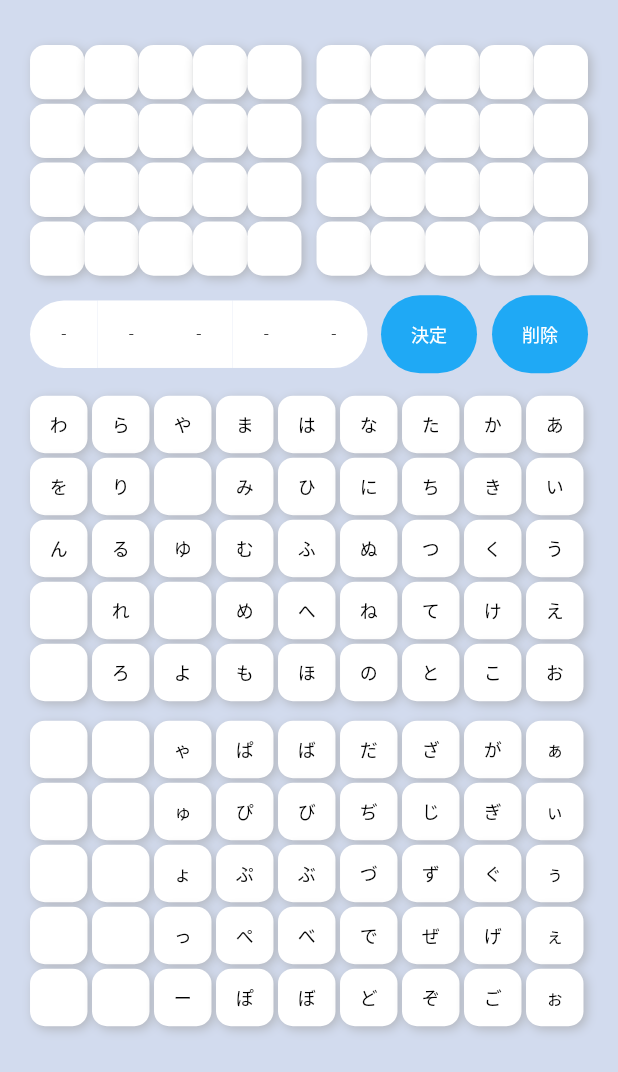
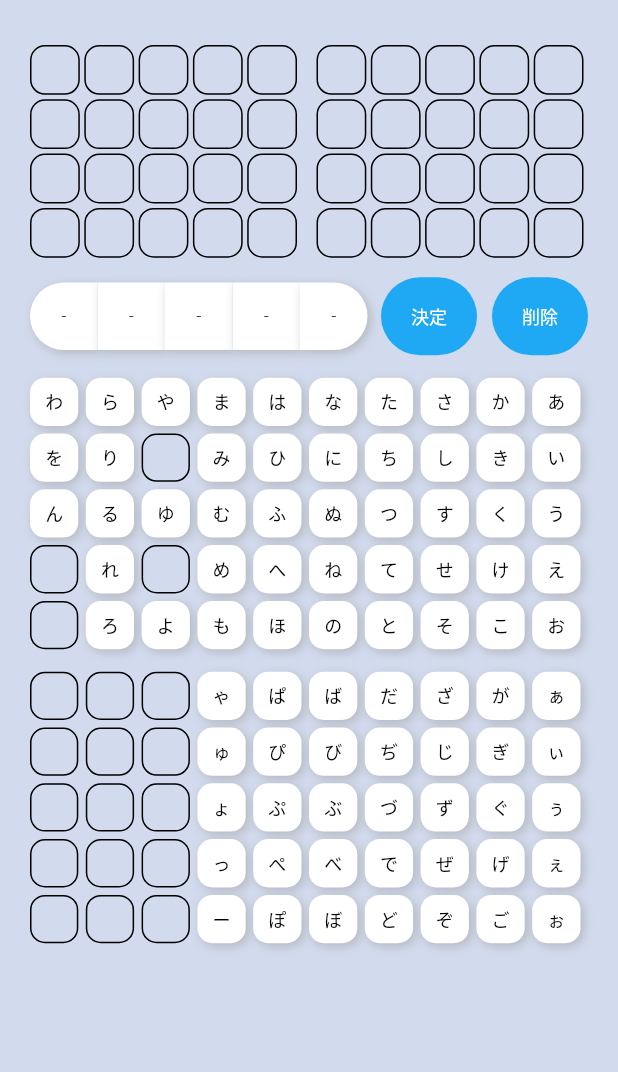
Before and after one commit to TakayamaRai/mojikko, a Flutter app: the screen it shows after launch, after a tap on an icon or button, on a phone screen of 412 x 824 dp. Shown: the top 1072 px of the screen. Run offline on Flutter 3.47's test engine with Material 2 defaults, Android fonts, the phone set to English and light mode, and no system bars; our stand-ins replace freezed_annotation, hooks_riverpod, shared_preferences; Roboto replaces fonts that are missing (Hiragino Kaku Gothic ProN).

Commit message:
keyboardデザイン変更

```diff
--- a/lib/view/play/commponent/AnswerKeyboard.dart
+++ b/lib/view/play/commponent/AnswerKeyboard.dart
@@ -18,10 +18,12 @@ class AnswerKeyboard extends StatelessWidget {
     ['は','ひ','ふ','へ','ほ',],
     ['な','に','ぬ','ね','の',],
     ['た','ち','つ','て','と',],
+    ['さ','し','す','せ','そ',],
     ['か','き','く','け','こ',],
     ['あ','い','う','え','お',],
   ];
   final keyboardsDakutenn = [
+    [' ',' ',' ',' ',' ',],
     [' ',' ',' ',' ',' ',],
     [' ',' ',' ',' ',' ',],
     ['ゃ','ゅ','ょ','っ','ー',],
@@ -54,12 +56,12 @@ class AnswerKeyboard extends StatelessWidget {
             GestureDetector(
                 onTap: () => onPressKeyboard(word),
                 child: WordTile(
-                    width: (MediaQuery.of(context).size.width-40)/9-3,
+                    width: (MediaQuery.of(context).size.width-90)/10,
                     wordsStatus: wordsStatus, word: word)));
-        columnTiles.add(const SizedBox(height: 3,));
+        columnTiles.add(const SizedBox(height: 5,));
       }
       rowTiles.add(Column(children: columnTiles,));
-      rowTiles.add(const SizedBox(width: 3,));
+      rowTiles.add(const SizedBox(width: 5,));
       columnTiles = [];
     }
     return Row(children: rowTiles,);
--- a/lib/view/play/commponent/input_question_tile.dart
+++ b/lib/view/play/commponent/input_question_tile.dart
@@ -33,6 +33,13 @@ class InputQuestionTile extends StatelessWidget {
                 topRight: Radius.circular(i==words.length-1 ? 50 :0),
                 bottomRight: Radius.circular(i==words.length-1 ? 50 :0),
               ),
+              boxShadow: [
+                BoxShadow(
+                  offset: Offset(2, 2),
+                  color: Colors.grey.withOpacity(0.6),
+                  blurRadius: 5.0,
+                ),
+              ],
             ),
             child: Center(child: MyText.p12normal(text: words[i],color: MyColors.black)),
           )
--- a/lib/view/play/commponent/questionsPanel.dart
+++ b/lib/view/play/commponent/questionsPanel.dart
@@ -38,8 +38,9 @@ class QuestionsPanel extends StatelessWidget {
     for (var word in words) {
       tiles.add(
           WordTile(
-              width: (MediaQuery.of(context).size.width -50)/10,
+              width: (MediaQuery.of(context).size.width -80)/10,
               wordsStatus: playData.wordsStatus,word: word));
+      tiles.add(const SizedBox(width: 3,));
     }
     return Row(children: tiles,);
   }
--- a/lib/view/play/commponent/word_tile.dart
+++ b/lib/view/play/commponent/word_tile.dart
@@ -17,6 +17,16 @@ class WordTile extends StatelessWidget {
   @override
   Widget build(BuildContext context) {
     final status = wordsStatus[word] ?? WordStatus.empty;
+    if(word ==' ') {
+      return Container(
+        height: width,
+        width: width,
+        decoration: BoxDecoration(
+          borderRadius: BorderRadius.circular(10),
+          border: Border.all(color: Colors.black),
+        ),
+      );
+    }
     return Container(
       height: width,
       width: width,
--- a/lib/viewmodel/play_viewmodel.dart
+++ b/lib/viewmodel/play_viewmodel.dart
@@ -73,6 +73,7 @@ class PlayViewModel extends AutoDisposeNotifier<PlayData> {
   }
 
   onPressKeyboard(String word) {
+    if(word == ' ') return;
     final newQuestions = List.of(state.questions);
     newQuestions[state.questionIndex].replaceAll(' ', '');
     if(newQuestions[state.questionIndex].length == 5){
```
